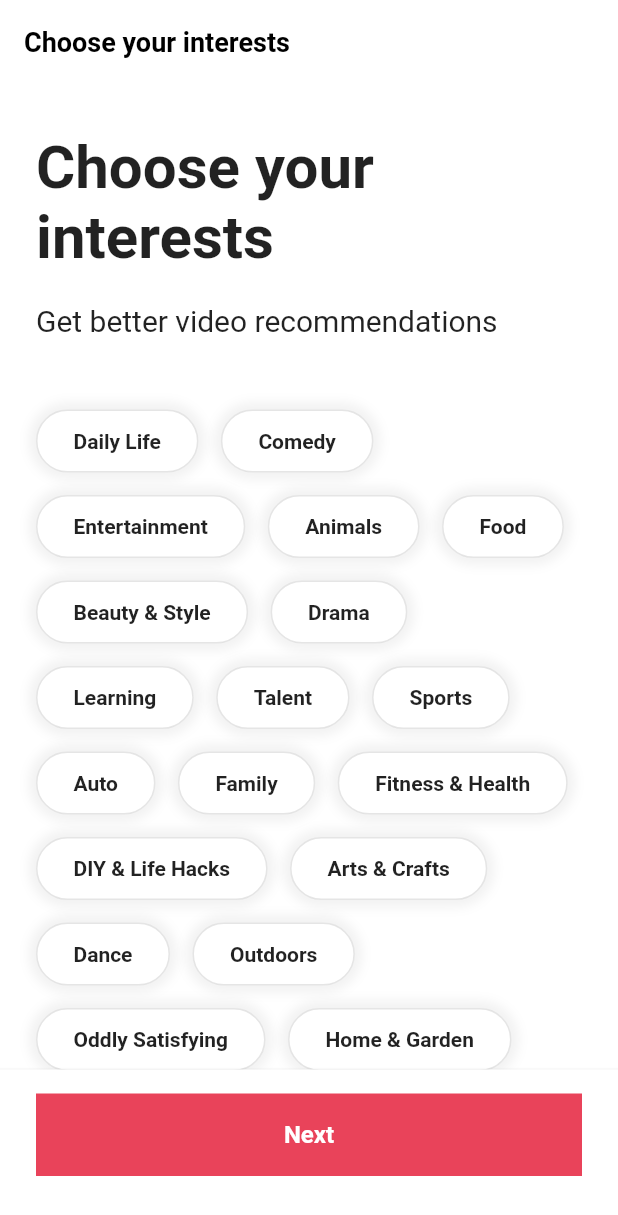
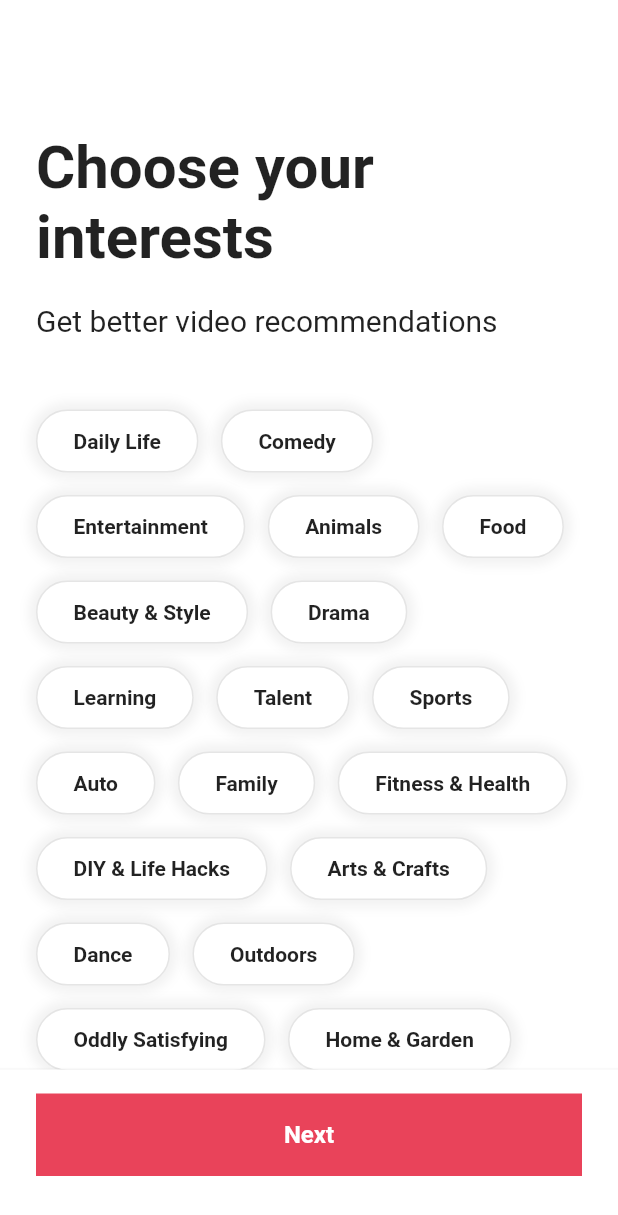
Before and after one commit to camelcrush/tiktok-flutter, a Flutter app: the screen it shows after launch, on a phone screen of 412 x 824 dp. Shown: the top 1215 px of the screen. Run offline on Flutter 3.47's test engine with Material 2 defaults, Android fonts, the phone set to English and light mode, and no system bars; our stand-ins replace font_awesome_flutter.

Commit message:
Scroll & Button Animations

```diff
--- a/lib/features/onboarding/interests_screen.dart
+++ b/lib/features/onboarding/interests_screen.dart
@@ -1,6 +1,7 @@
 import 'package:flutter/material.dart';
 import 'package:tiktokapp/constants/gaps.dart';
 import 'package:tiktokapp/constants/size.dart';
+import 'package:tiktokapp/features/onboarding/widgets/interest_button.dart';
 
 const interests = [
   "Daily Life",
@@ -43,16 +44,60 @@
   "Home & Garden",
 ];
 
-class InterestsScreen extends StatelessWidget {
+class InterestsScreen extends StatefulWidget {
   const InterestsScreen({super.key});
+
+  @override
+  State<InterestsScreen> createState() => _InterestsScreenState();
+}
+
+class _InterestsScreenState extends State<InterestsScreen> {
+  final ScrollController _scrollController = ScrollController();
+
+  bool _showTitle = false;
+
+  void _onScroll() {
+    // _scrollController Offset값이 100 이상이면 타이틀 숨기기
+    if (_scrollController.offset > 100) {
+      // 이미 _showTitle이 true이면 setState를 하지 않아오 됨
+      if (_showTitle) return;
+      setState(() {
+        _showTitle = true;
+      });
+    } else {
+      setState(() {
+        _showTitle = false;
+      });
+    }
+  }
+
+  @override
+  void initState() {
+    super.initState();
+    _scrollController.addListener(_onScroll);
+  }
+
+  @override
+  void dispose() {
+    _scrollController.dispose();
+    super.dispose();
+  }
 
   @override
   Widget build(BuildContext context) {
     return Scaffold(
       appBar: AppBar(
-        title: const Text('Choose your interests'),
+        // AnimatedOpacity : Scroll 내릴 때 Title 표시하기
+        title: AnimatedOpacity(
+            opacity: _showTitle ? 1 : 0,
+            duration: const Duration(milliseconds: 300),
+            child: const Text('Choose your interests')),
       ),
-      body: SingleChildScrollView(
+      // Scrollbar : Scrollbar 생성 위젯
+      body: Scrollbar(
+        controller: _scrollController,
+        child: SingleChildScrollView(
+          controller: _scrollController,
           child: Padding(
             padding: const EdgeInsets.only(
               left: Sizes.size24,
@@ -84,37 +129,11 @@
                   spacing: 15,
                   children: [
                     for (var interest in interests)
-                    Container(
-                      padding: const EdgeInsets.symmetric(
-                        vertical: Sizes.size12,
-                        horizontal: Sizes.size24,
-                      ),
-                      decoration: BoxDecoration(
-                        color: Colors.white,
-                        borderRadius: BorderRadius.circular(
-                          Sizes.size32,
-                        ),
-                        border: Border.all(
-                          color: Colors.black.withOpacity(0.1),
-                        ),
-                        boxShadow: [
-                          BoxShadow(
-                            color: Colors.black.withOpacity(0.05),
-                            blurRadius: 5,
-                            spreadRadius: 5,
+                      InterestButton(interest: interest),
+                  ],
                 ),
               ],
             ),
-                      child: Text(
-                        interest,
-                        style: const TextStyle(
-                          fontWeight: FontWeight.bold,
-                        ),
-                      ),
-                    ),
-                ],
-              ),
-            ],
           ),
         ),
       ),
@@ -127,6 +146,7 @@
             top: Sizes.size16,
             bottom: Sizes.size40,
           ),
+          // CupertionoButton을 사용해도 됨
           child: Container(
             padding: const EdgeInsets.symmetric(
               vertical: Sizes.size16 + Sizes.size2,
@@ -143,7 +163,8 @@
                 fontSize: Sizes.size16,
               ),
             ),
-            )),
+          ),
+        ),
       ),
     );
   }
--- /dev/null
+++ b/lib/features/onboarding/widgets/interest_button.dart
@@ -0,0 +1,61 @@
+import 'package:flutter/material.dart';
+import 'package:tiktokapp/constants/size.dart';
+
+class InterestButton extends StatefulWidget {
+  const InterestButton({
+    super.key,
+    required this.interest,
+  });
+
+  final String interest;
+
+  @override
+  State<InterestButton> createState() => _InterestButtonState();
+}
+
+class _InterestButtonState extends State<InterestButton> {
+  bool _isSelected = false;
+
+  void _onTap() {
+    setState(() {
+      _isSelected = !_isSelected;
+    });
+  }
+
+  @override
+  Widget build(BuildContext context) {
+    return GestureDetector(
+      onTap: _onTap,
+      // AnimatedContainer로 isSelected 효과 주기
+      child: AnimatedContainer(
+        duration: const Duration(milliseconds: 300),
+        padding: const EdgeInsets.symmetric(
+          vertical: Sizes.size12,
+          horizontal: Sizes.size24,
+        ),
+        decoration: BoxDecoration(
+          color: _isSelected ? Theme.of(context).primaryColor : Colors.white,
+          borderRadius: BorderRadius.circular(
+            Sizes.size32,
+          ),
+          border: Border.all(
+            color: Colors.black.withOpacity(0.1),
+          ),
+          boxShadow: [
+            BoxShadow(
+              color: Colors.black.withOpacity(0.05),
+              blurRadius: 5,
+              spreadRadius: 5,
+            ),
+          ],
+        ),
+        child: Text(
+          widget.interest,
+          style: TextStyle(
+              fontWeight: FontWeight.bold,
+              color: _isSelected ? Colors.white : Colors.black87),
+        ),
+      ),
+    );
+  }
+}
```
Lines whose indentation alone changed are shown as unchanged.
